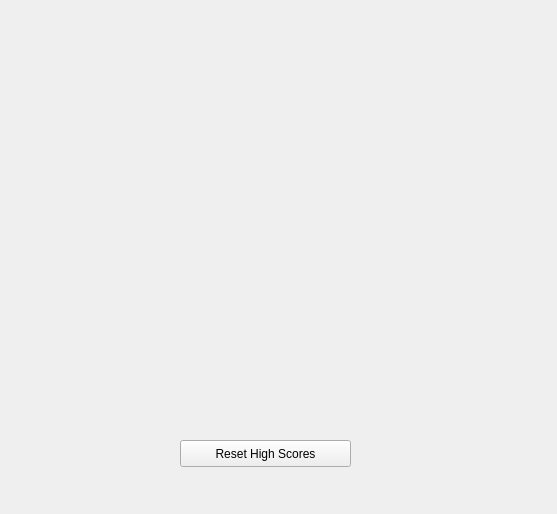
The window that CPS111BrickBreaker/highscorewindow.ui (ductapeofdoom/cps111brickbreaker) describes before a commit, drawn with Qt 5.
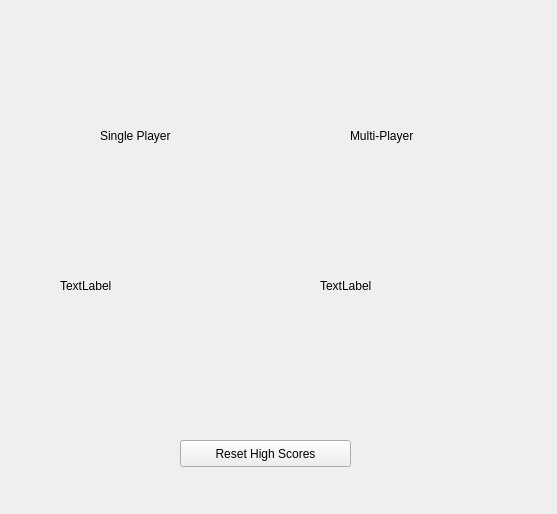
The same window after the commit. Icons and pictures are not drawn.

Diff of the .ui file:
```diff
--- a/CPS111BrickBreaker/highscorewindow.ui
+++ b/CPS111BrickBreaker/highscorewindow.ui
@@ -42,6 +42,58 @@
     <string>Reset High Scores</string>
    </property>
   </widget>
+  <widget class="QLabel" name="label">
+   <property name="geometry">
+    <rect>
+     <x>100</x>
+     <y>120</y>
+     <width>111</width>
+     <height>31</height>
+    </rect>
+   </property>
+   <property name="text">
+    <string>Single Player</string>
+   </property>
+  </widget>
+  <widget class="QLabel" name="label_2">
+   <property name="geometry">
+    <rect>
+     <x>350</x>
+     <y>120</y>
+     <width>111</width>
+     <height>31</height>
+    </rect>
+   </property>
+   <property name="text">
+    <string>Multi-Player</string>
+   </property>
+  </widget>
+  <widget class="QLabel" name="lblSPHS">
+   <property name="geometry">
+    <rect>
+     <x>60</x>
+     <y>150</y>
+     <width>201</width>
+     <height>271</height>
+    </rect>
+   </property>
+   <property name="text">
+    <string>TextLabel</string>
+   </property>
+  </widget>
+  <widget class="QLabel" name="lblMPHS">
+   <property name="geometry">
+    <rect>
+     <x>320</x>
+     <y>150</y>
+     <width>201</width>
+     <height>271</height>
+    </rect>
+   </property>
+   <property name="text">
+    <string>TextLabel</string>
+   </property>
+  </widget>
  </widget>
  <resources>
   <include location="resources.qrc"/>
```
